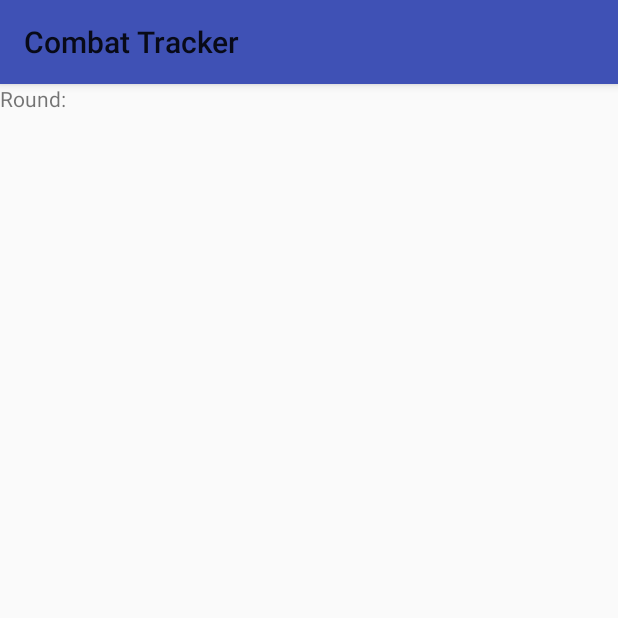
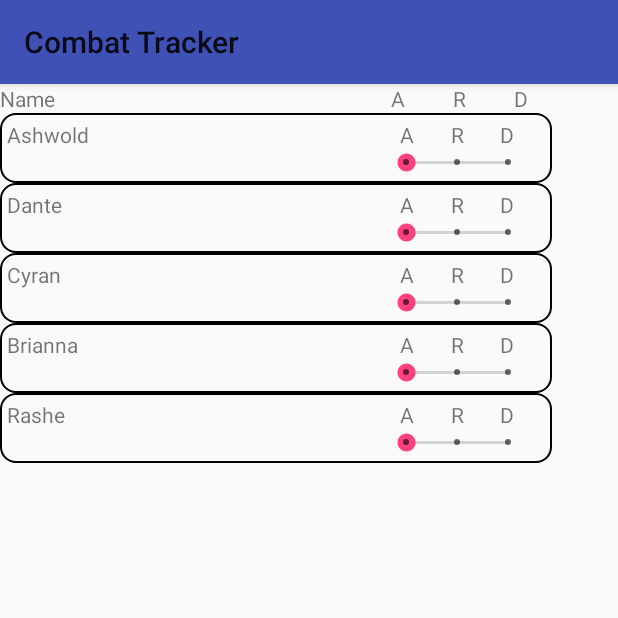
Before and after one commit to EvilJorge/CombatTracker, an Android app: the screen it shows after launch (MainActivity), on a phone screen of 412 x 824 dp, the top half of it. Run offline under Robolectric (Android 15) with nearby library versions, the phone set to English and light mode, and no system bars.

Commit message:
Implemented Fragments and ViewPager

```diff
--- a/app/build.gradle
+++ b/app/build.gradle
@@ -27,5 +27,6 @@ dependencies {
     compile 'com.android.support:appcompat-v7:25.3.1'
     compile 'com.android.support.constraint:constraint-layout:1.0.2'
     compile 'com.android.support:recyclerview-v7:25.3.1'
+    compile 'com.android.support:support-v4:25.3.1'
     testCompile 'junit:junit:4.12'
 }
--- /dev/null
+++ b/app/src/main/java/com/example/android/combattracker/Character.java
@@ -0,0 +1,48 @@
+package com.example.android.combattracker;
+
+/**
+ * Created by cpalomares on 9/11/2017.
+ */
+
+public class Character {
+    private String name; // Character or group name
+    private int initiative; // Character's initiative
+    private int turnStatus; // Character's turn status (Action, Ready, Delay)
+
+    // Status constants
+    public static final int ACTION = 1;
+    public static final int READY = 2;
+    public static final int DELAY = 3;
+
+    public Character(String charName){
+        name = charName;
+    }
+
+    public String getName(){
+        return name;
+    }
+
+    public void setName(String newName){
+        name = newName;
+    }
+
+    public int getTurnStatus(){
+        return turnStatus;
+    }
+
+    public void takeAction(){
+        turnStatus = ACTION;
+    }
+
+    public void readyAction(){
+        turnStatus = READY;
+    }
+
+    public void delayAction(){
+        turnStatus = DELAY;
+    }
+
+    public void clearAction(){
+        turnStatus = 0;
+    }
+}
--- /dev/null
+++ b/app/src/main/java/com/example/android/combattracker/InitiativeListAdapter.java
@@ -0,0 +1,61 @@
+package com.example.android.combattracker;
+
+import android.content.Context;
+import android.support.v7.widget.RecyclerView;
+import android.view.LayoutInflater;
+import android.view.View;
+import android.view.ViewGroup;
+import android.widget.TextView;
+
+import java.util.ArrayList;
+
+/**
+ * Created by cpalomares on 9/11/2017.
+ */
+
+public class InitiativeListAdapter extends RecyclerView.Adapter<InitiativeListAdapter.CharacterViewHolder> {
+    // Store a member variable for the initiative list
+    private ArrayList<Character> mInitiativeList;
+
+    // Store the context for easy access
+    private Context mContext;
+
+    // Provide a reference to the views for each data item
+    // In this case, we'll have a TextView for the name,
+    // with customized radio buttons for the TurnStatus
+    public class CharacterViewHolder extends RecyclerView.ViewHolder{
+        public TextView name;
+
+        public CharacterViewHolder(View view){
+            super(view);
+            name = (TextView) view.findViewById(R.id.character_name_textview);
+        }
+    }
+
+    // Provide a suitable constructor
+    public InitiativeListAdapter(ArrayList<Character> initList){
+        mInitiativeList = initList;
+    }
+
+    // Create new views (invoked by the layout manager)
+    @Override
+    public CharacterViewHolder onCreateViewHolder(ViewGroup parent, int viewType){
+        View itemView = LayoutInflater.from(parent.getContext())
+                .inflate(R.layout.list_item_character, parent, false);
+
+        return new CharacterViewHolder(itemView);
+    }
+
+    // Replace the contents of a view (invoked by the layout manager)
+    @Override
+    public void onBindViewHolder(CharacterViewHolder holder, int position){
+        Character character = mInitiativeList.get(position);
+        holder.name.setText(character.getName());
+    }
+
+    // Return the size of your dataset (invoked by the layout manager)
+    @Override
+    public int getItemCount(){
+        return mInitiativeList.size();
+    }
+}
--- /dev/null
+++ b/app/src/main/java/com/example/android/combattracker/InitiativeListFragment.java
@@ -0,0 +1,148 @@
+package com.example.android.combattracker;
+
+import android.content.Context;
+import android.net.Uri;
+import android.os.Bundle;
+import android.support.v4.app.Fragment;
+import android.support.v7.widget.LinearLayoutManager;
+import android.support.v7.widget.RecyclerView;
+import android.view.LayoutInflater;
+import android.view.View;
+import android.view.ViewGroup;
+
+import java.lang.*;
+import java.util.ArrayList;
+
+/**
+ * A simple {@link Fragment} subclass.
+ * Activities that contain this fragment must implement the
+ * {@link InitiativeListFragment.OnFragmentInteractionListener} interface
+ * to handle interaction events.
+ * Use the {@link InitiativeListFragment#newInstance} factory method to
+ * create an instance of this fragment.
+ */
+public class InitiativeListFragment extends Fragment {
+    // TODO: Rename parameter arguments, choose names that match
+    // the fragment initialization parameters, e.g. ARG_ITEM_NUMBER
+//    private static final String ARG_PARAM1 = "param1";
+//    private static final String ARG_PARAM2 = "param2";
+
+    // TODO: Rename and change types of parameters
+//    private String mParam1;
+//    private String mParam2;
+
+//    private OnFragmentInteractionListener mListener;
+
+    // Initiative List
+    private ArrayList<Character> mInitiativeList = new ArrayList<>();
+
+    // ListViews and RecyclerView
+    private RecyclerView mInitiativeRecyclerView;
+
+    // Data Adapter
+    private InitiativeListAdapter mInitiativeListAdapter;
+
+    public InitiativeListFragment() {
+        // Required empty public constructor
+    }
+
+    /**
+     * Use this factory method to create a new instance of
+     * this fragment using the provided parameters.
+     *
+     * @param param1 Parameter 1.
+     * @param param2 Parameter 2.
+     * @return A new instance of fragment InitiativeListFragment.
+     */
+    // TODO: Rename and change types and number of parameters
+//    public static InitiativeListFragment newInstance(String param1, String param2) {
+//        InitiativeListFragment fragment = new InitiativeListFragment();
+//        Bundle args = new Bundle();
+//        args.putString(ARG_PARAM1, param1);
+//        args.putString(ARG_PARAM2, param2);
+//        fragment.setArguments(args);
+//        return fragment;
+//    }
+
+    @Override
+    public void onCreate(Bundle savedInstanceState) {
+        super.onCreate(savedInstanceState);
+//        if (getArguments() != null) {
+//            mParam1 = getArguments().getString(ARG_PARAM1);
+//            mParam2 = getArguments().getString(ARG_PARAM2);
+//        }
+    }
+
+    @Override
+    public View onCreateView(LayoutInflater inflater, ViewGroup container,
+                             Bundle savedInstanceState) {
+        // Inflate the layout for this fragment
+        ViewGroup rootView = (ViewGroup) inflater.inflate(
+                R.layout.fragment_initiative_list, container, false);
+
+        // Attach lists to list Adapters
+        mInitiativeListAdapter = new InitiativeListAdapter(mInitiativeList);
+        mInitiativeRecyclerView = (RecyclerView) rootView.findViewById(R.id.initiative_recview);
+        mInitiativeRecyclerView.setAdapter(mInitiativeListAdapter);
+
+        RecyclerView.LayoutManager mLayoutManager = new LinearLayoutManager(getContext());
+        mInitiativeRecyclerView.setLayoutManager(mLayoutManager);
+
+        // Populate the list with temp data
+        populateInitList();
+        return rootView;
+    }
+
+    public void populateInitList(){
+        Character char1 = new Character("Ashwold");
+        Character char2 = new Character("Dante");
+        Character char3 = new Character("Cyran");
+        Character char4 = new Character("Brianna");
+        Character char5 = new Character("Rashe");
+
+        mInitiativeList.add(char1);
+        mInitiativeList.add(char2);
+        mInitiativeList.add(char3);
+        mInitiativeList.add(char4);
+        mInitiativeList.add(char5);
+    }
+
+//    // TODO: Rename method, update argument and hook method into UI event
+//    public void onButtonPressed(Uri uri) {
+//        if (mListener != null) {
+//            mListener.onFragmentInteraction(uri);
+//        }
+//    }
+//
+//    @Override
+//    public void onAttach(Context context) {
+//        super.onAttach(context);
+//        if (context instanceof OnFragmentInteractionListener) {
+//            mListener = (OnFragmentInteractionListener) context;
+//        } else {
+//            throw new RuntimeException(context.toString()
+//                    + " must implement OnFragmentInteractionListener");
+//        }
+//    }
+//
+//    @Override
+//    public void onDetach() {
+//        super.onDetach();
+//        mListener = null;
+//    }
+//
+//    /**
+//     * This interface must be implemented by activities that contain this
+//     * fragment to allow an interaction in this fragment to be communicated
+//     * to the activity and potentially other fragments contained in that
+//     * activity.
+//     * <p>
+//     * See the Android Training lesson <a href=
+//     * "http://developer.android.com/training/basics/fragments/communicating.html"
+//     * >Communicating with Other Fragments</a> for more information.
+//     */
+//    public interface OnFragmentInteractionListener {
+//        // TODO: Update argument type and name
+//        void onFragmentInteraction(Uri uri);
+//    }
+}
--- a/app/src/main/java/com/example/android/combattracker/MainActivity.java
+++ b/app/src/main/java/com/example/android/combattracker/MainActivity.java
@@ -1,31 +1,99 @@
 package com.example.android.combattracker;
 
 import android.os.Bundle;
+import android.support.v4.app.Fragment;
+import android.support.v4.app.FragmentManager;
+import android.support.v4.app.FragmentStatePagerAdapter;
+import android.support.v4.view.PagerAdapter;
+import android.support.v4.view.ViewPager;
 import android.support.v7.app.AppCompatActivity;
-import android.support.v7.widget.LinearLayoutManager;
-import android.support.v7.widget.RecyclerView;
 
 public class MainActivity extends AppCompatActivity {
-    private int mRounds = 10;
 
-    // Round Counter
-    private RecyclerView mRoundCounter;
-    private RoundCounterAdapter mRoundCounterAdapter;
-    private LinearLayoutManager mRoundCounterLayoutManager;
+//    // Initiative List
+//    private ArrayList<Character> mInitiativeList = new ArrayList<>();
+//
+//    // ListViews and RecyclerView
+//    private RecyclerView mInitiativeRecyclerView;
+//
+//    // Data Adapter
+//    private InitiativeListAdapter mInitiativeListAdapter;
+
+    // For mobile platforms, we'll implement the Initiative Tracker and Event Tracker
+    // as two separate pages with a ViewPager
+
+    // The number of pages in the ViewPager
+    private static final int NUM_PAGES = 1;
+
+    // The ViewPager widget, which handles animation and allows swiping horizontally
+    // to access previous and next wizard steps.
+    private ViewPager mTrackerPager;
+
+    // The pager adapter, which provides the pages to the view pager widget.
+    private PagerAdapter mPagerAdapter;
 
     @Override
     protected void onCreate(Bundle savedInstanceState) {
         super.onCreate(savedInstanceState);
         setContentView(R.layout.activity_main);
 
-        mRoundCounter = (RecyclerView) findViewById(R.id.round_list_recview);
-        mRoundCounter.setHasFixedSize(true);
-        mRoundCounterAdapter = new RoundCounterAdapter(mRounds);
-        mRoundCounter.setAdapter(mRoundCounterAdapter);
+//        // Attach lists to list Adapters
+//        mInitiativeListAdapter = new InitiativeListAdapter(mInitiativeList);
+//        mInitiativeRecyclerView = (RecyclerView) findViewById(R.id.initiative_recview);
+//        mInitiativeRecyclerView.setAdapter(mInitiativeListAdapter);
+//
+//        RecyclerView.LayoutManager mLayoutManager = new LinearLayoutManager(getApplicationContext());
+//        mInitiativeRecyclerView.setLayoutManager(mLayoutManager);
+//
+//        // Populate the list with test data
+//        populateInitList();
 
-        // Set LayoutManager
-        mRoundCounterLayoutManager = new LinearLayoutManager(this);
-        mRoundCounterLayoutManager.setOrientation(LinearLayoutManager.HORIZONTAL);
-        mRoundCounter.setLayoutManager(mRoundCounterLayoutManager);
+        // Instantiate the ViewPager and a PagerAdapter
+        mTrackerPager = (ViewPager) findViewById(R.id.tracker_pager);
+        mPagerAdapter = new TrackerPagerAdapter(getSupportFragmentManager());
+        mTrackerPager.setAdapter(mPagerAdapter);
     }
+
+    @Override
+    public void onBackPressed(){
+        if (mTrackerPager.getCurrentItem() == 0){
+            // If the user is currently looking at the first step, allow the system to handle the
+            // Back button.  This calls finish() on this activity and pops the back stack.
+            super.onBackPressed();
+        } else {
+            // Otherwise, select the previous step.
+            mTrackerPager.setCurrentItem(mTrackerPager.getCurrentItem() - 1);
+        }
+    }
+
+    // A simple pager adapter that handles 2 screens for the mobile platform
+    private class TrackerPagerAdapter extends FragmentStatePagerAdapter {
+        public TrackerPagerAdapter(FragmentManager fm){
+            super(fm);
+        }
+
+        @Override
+        public Fragment getItem(int position){
+            return new InitiativeListFragment();
+        }
+
+        @Override
+        public int getCount(){
+            return NUM_PAGES;
+        }
+    }
+
+//    public void populateInitList(){
+//        Character char1 = new Character("Ashwold");
+//        Character char2 = new Character("Dante");
+//        Character char3 = new Character("Cyran");
+//        Character char4 = new Character("Brianna");
+//        Character char5 = new Character("Rashe");
+//
+//        mInitiativeList.add(char1);
+//        mInitiativeList.add(char2);
+//        mInitiativeList.add(char3);
+//        mInitiativeList.add(char4);
+//        mInitiativeList.add(char5);
+//    }
 }
--- a/app/src/main/java/com/example/android/combattracker/RoundCounterAdapter.java
+++ /dev/null
@@ -1,57 +0,0 @@
-package com.example.android.combattracker;
-
-import android.support.v7.widget.RecyclerView;
-import android.view.LayoutInflater;
-import android.view.View;
-import android.view.ViewGroup;
-import android.widget.TextView;
-
-/**
- * Created by cpalomares on 8/29/2017.
- */
-
-public class RoundCounterAdapter extends RecyclerView.Adapter<RoundCounterAdapter.ViewHolder>{
-    // Number of rounds
-    private int mRounds;
-
-    // Simple constructor
-    public RoundCounterAdapter(int rounds){
-        mRounds = rounds;
-    }
-
-    // Simple ViewHolder for the RoundCounter
-    public static class ViewHolder extends RecyclerView.ViewHolder{
-        // each data item is just a string in this case
-        public TextView roundTextView;
-
-        // Constructor for the ViewHolder
-        public ViewHolder(View itemView){
-            super(itemView);
-
-            roundTextView = (TextView) itemView.findViewById(R.id.round_number_textview);
-        }
-    }
-
-    @Override
-    public RoundCounterAdapter.ViewHolder onCreateViewHolder(ViewGroup parent, int viewType){
-        // Inflate the custom layout
-        View roundView = (View) LayoutInflater.from(parent.getContext())
-                .inflate(R.layout.item_round_counter, parent, false);
-
-        return new ViewHolder(roundView);
-    }
-
-    @Override
-    public void onBindViewHolder(RoundCounterAdapter.ViewHolder viewHolder, int position){
-        String roundString = Integer.toString(position);
-
-        // Set the round to equal the current position
-        TextView textView = viewHolder.roundTextView;
-        textView.setText(roundString);
-    }
-
-    @Override
-    public int getItemCount(){
-        return mRounds;
-    }
-}
--- /dev/null
+++ b/app/src/main/res/drawable/initiative_item_border.xml
@@ -0,0 +1,14 @@
+<?xml version="1.0" encoding="utf-8"?>
+<shape xmlns:android="http://schemas.android.com/apk/res/android"
+    android:shape="rectangle">
+    <corners
+        android:radius="10dp"/>
+    <padding
+        android:left="5dp"
+        android:right="5dp"
+        android:top="5dp"
+        android:bottom="5dp"/>
+    <stroke
+        android:width="1dp"
+        android:color="#000000"/>
+</shape>
--- a/app/src/main/res/layout/activity_main.xml
+++ b/app/src/main/res/layout/activity_main.xml
@@ -1,24 +1,11 @@
 <?xml version="1.0" encoding="utf-8"?>
-<android.support.constraint.ConstraintLayout xmlns:android="http://schemas.android.com/apk/res/android"
-    xmlns:app="http://schemas.android.com/apk/res-auto"
-    xmlns:tools="http://schemas.android.com/tools"
+<FrameLayout xmlns:android="http://schemas.android.com/apk/res/android"
     android:layout_width="match_parent"
-    android:layout_height="match_parent"
-    tools:context="com.example.android.combattracker.MainActivity">
+    android:layout_height="match_parent">
 
+    <android.support.v4.view.ViewPager
+        android:id="@+id/tracker_pager"
+        android:layout_width="match_parent"
+        android:layout_height="match_parent"/>
 
-    <TextView
-        android:id="@+id/round_label_textview"
-        android:layout_width="wrap_content"
-        android:layout_height="wrap_content"
-        android:text="Round: "
-        app:layout_constraintTop_toTopOf="parent"
-        app:layout_constraintLeft_toLeftOf="parent" />
-
-    <android.support.v7.widget.RecyclerView
-        android:id="@+id/round_list_recview"
-        android:layout_width="0dp"
-        android:layout_height="0dp"
-        app:layout_constraintTop_toTopOf="parent"
-        app:layout_constraintLeft_toLeftOf="@+id/round_label_textview" />
-</android.support.constraint.ConstraintLayout>
+</FrameLayout>
--- /dev/null
+++ b/app/src/main/res/layout/fragment_initiative_list.xml
@@ -0,0 +1,55 @@
+<android.support.constraint.ConstraintLayout xmlns:android="http://schemas.android.com/apk/res/android"
+    xmlns:app="http://schemas.android.com/apk/res-auto"
+    xmlns:tools="http://schemas.android.com/tools"
+    android:layout_width="match_parent"
+    android:layout_height="match_parent"
+    tools:context="com.example.android.combattracker.MainActivity">
+
+    <!-- RecyclerView Headers -->
+    <LinearLayout
+        android:id="@+id/initiative_list_header"
+        android:layout_width="368dp"
+        android:layout_height="wrap_content"
+        tools:layout_editor_absoluteY="0dp"
+        tools:layout_editor_absoluteX="0dp">
+
+        <TextView
+            android:id="@+id/name_label_textview"
+            android:layout_width="0dp"
+            android:layout_height="wrap_content"
+            android:layout_weight="6"
+            android:text="Name" />
+
+        <TextView
+            android:id="@+id/action_label_textview"
+            android:layout_width="0dp"
+            android:layout_height="wrap_content"
+            android:layout_weight="1"
+            android:text="A"
+            android:textAlignment="center" />
+
+        <TextView
+            android:id="@+id/ready_label_textview"
+            android:layout_width="0dp"
+            android:layout_height="wrap_content"
+            android:layout_weight="1"
+            android:text="R"
+            android:textAlignment="center" />
+
+        <TextView
+            android:id="@+id/delay_label_textview"
+            android:layout_width="0dp"
+            android:layout_height="wrap_content"
+            android:layout_weight="1"
+            android:text="D"
+            android:textAlignment="center" />
+
+    </LinearLayout>
+
+    <android.support.v7.widget.RecyclerView
+        android:id="@+id/initiative_recview"
+        android:layout_width="368dp"
+        android:layout_height="wrap_content"
+        app:layout_constraintTop_toBottomOf="@+id/initiative_list_header"
+        app:layout_constraintLeft_toLeftOf="parent"/>
+</android.support.constraint.ConstraintLayout>
--- a/app/src/main/res/layout/item_round_counter.xml
+++ /dev/null
@@ -1,10 +0,0 @@
-<?xml version="1.0" encoding="utf-8"?>
-<FrameLayout xmlns:android="http://schemas.android.com/apk/res/android"
-    android:orientation="vertical" android:layout_width="match_parent"
-    android:layout_height="match_parent">
-
-    <TextView
-        android:id="@+id/round_number_textview"
-        android:layout_width="wrap_content"
-        android:layout_height="wrap_content" />
-</FrameLayout>
--- /dev/null
+++ b/app/src/main/res/layout/list_item_character.xml
@@ -0,0 +1,55 @@
+<?xml version="1.0" encoding="utf-8"?>
+<android.support.constraint.ConstraintLayout xmlns:android="http://schemas.android.com/apk/res/android"
+    xmlns:app="http://schemas.android.com/apk/res-auto"
+    android:orientation="horizontal"
+    android:layout_width="match_parent"
+    android:layout_height="wrap_content"
+    android:background="@drawable/initiative_item_border">
+
+    <TextView
+        android:id="@+id/character_name_textview"
+        android:layout_width="250dp"
+        android:layout_height="wrap_content"
+        app:layout_constraintTop_toTopOf="parent"
+        app:layout_constraintLeft_toLeftOf="parent"/>
+
+    <LinearLayout
+        android:id="@+id/status_switch_header"
+        android:layout_width="100dp"
+        android:layout_height="wrap_content"
+        app:layout_constraintTop_toTopOf="parent"
+        app:layout_constraintLeft_toRightOf="@id/character_name_textview">
+        <TextView
+            android:id="@+id/action_label_textview"
+            android:layout_width="0dp"
+            android:layout_height="wrap_content"
+            android:layout_weight="1"
+            android:text="A"
+            android:textAlignment="center" />
+
+        <TextView
+            android:id="@+id/ready_label_textview"
+            android:layout_width="0dp"
+            android:layout_height="wrap_content"
+            android:layout_weight="1"
+            android:text="R"
+            android:textAlignment="center" />
+
+        <TextView
+            android:id="@+id/delay_label_textview"
+            android:layout_width="0dp"
+            android:layout_height="wrap_content"
+            android:layout_weight="1"
+            android:text="D"
+            android:textAlignment="center" />
+    </LinearLayout>
+    <android.support.v7.widget.AppCompatSeekBar
+        android:id="@+id/status_switch"
+        style="@style/Widget.AppCompat.SeekBar.Discrete"
+        android:max="2"
+        android:layout_width="0dp"
+        android:layout_height="wrap_content"
+        app:layout_constraintTop_toBottomOf="@id/status_switch_header"
+        app:layout_constraintLeft_toLeftOf="@id/status_switch_header"
+        app:layout_constraintRight_toRightOf="@id/status_switch_header"/>
+</android.support.constraint.ConstraintLayout>
--- a/app/src/main/res/values/strings.xml
+++ b/app/src/main/res/values/strings.xml
@@ -1,3 +1,6 @@
 <resources>
     <string name="app_name">Combat Tracker</string>
+
+    <!-- TODO: Remove or change this placeholder text -->
+    <string name="hello_blank_fragment">Hello blank fragment</string>
 </resources>
```
